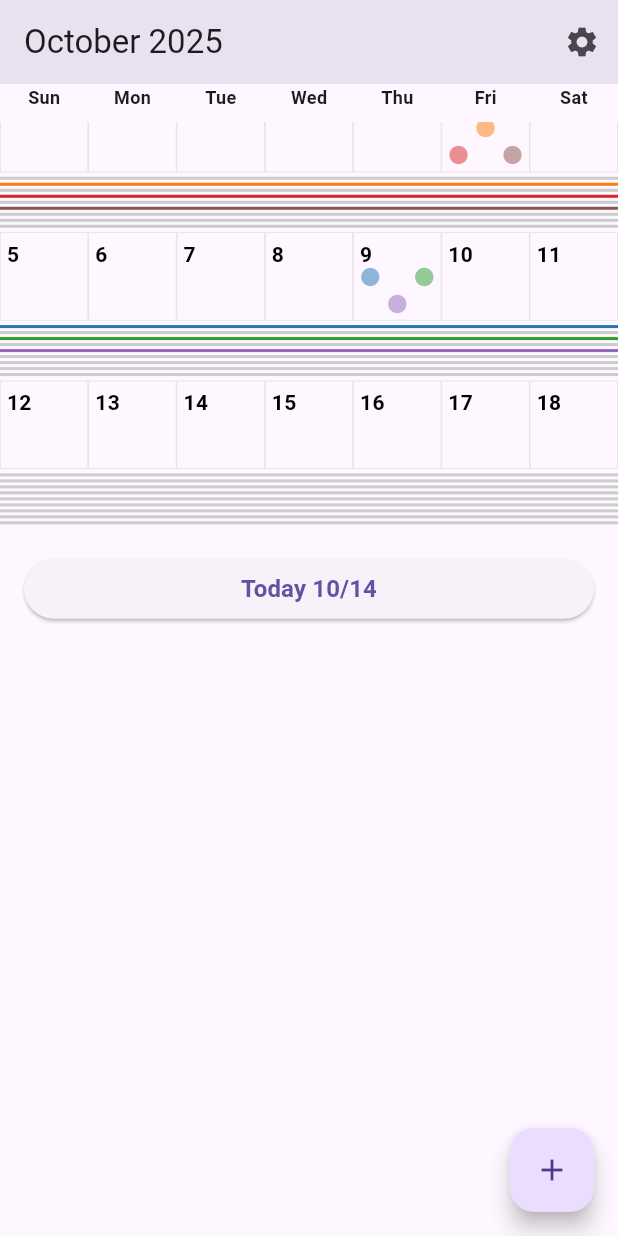
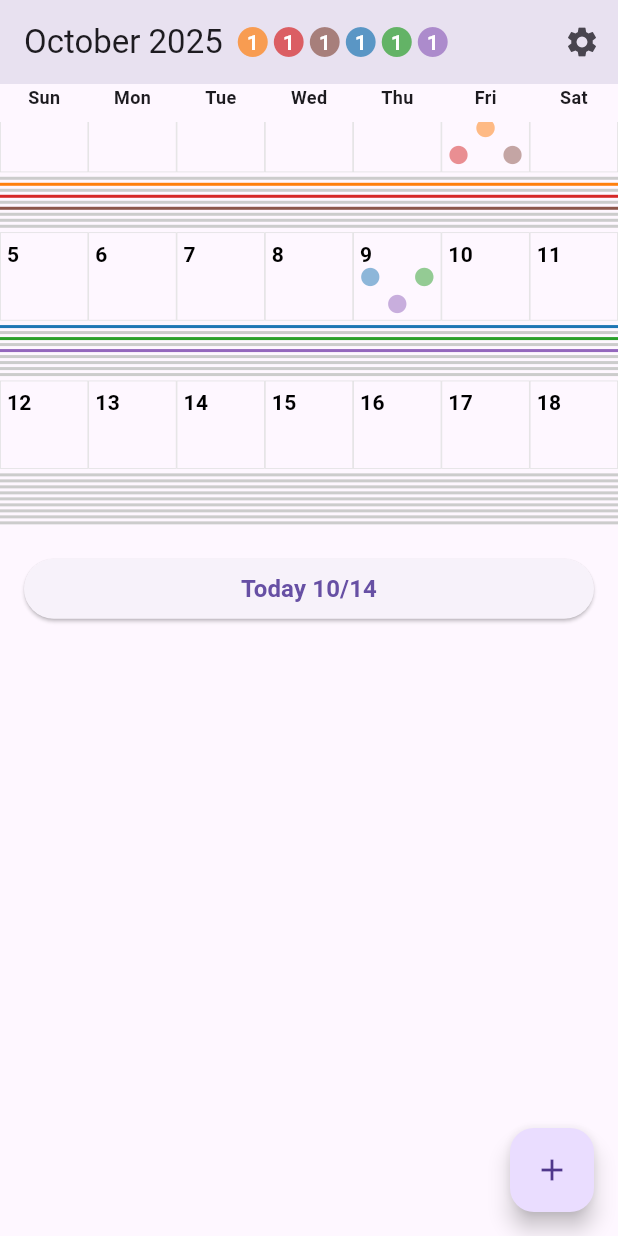
Before and after one commit to Sugisaki/keizoku, a Flutter app: the screen it shows after launch, on a phone screen of 412 x 824 dp. Run offline on Flutter 3.47's test engine with Material 3 defaults, Android fonts, the phone set to English and light mode, and no system bars; our stand-ins replace shared_preferences.

Commit message:
タイトル年月の後ろに項目アイコンと項目数

```diff
--- a/lib/main.dart
+++ b/lib/main.dart
@@ -126,6 +126,25 @@ class _MyHomePageState extends State<MyHomePage> {
     );
   }
 
+  Map<CalendarItem, int> _getMonthlyRecordSummary(DateTime month, CalendarProvider provider) {
+    final Map<CalendarItem, int> monthlySummary = {};
+    final startOfMonth = DateTime(month.year, month.month, 1);
+    final endOfMonth = DateTime(month.year, month.month + 1, 0);
+
+    for (var date = startOfMonth; date.isBefore(endOfMonth.add(const Duration(days: 1))); date = date.add(const Duration(days: 1))) {
+      final recordIdsForDay = provider.records.getRecordsForDay(date);
+      for (final recordId in recordIdsForDay) {
+        try {
+          final item = provider.items.firstWhere((item) => item.id == recordId);
+          monthlySummary[item] = (monthlySummary[item] ?? 0) + 1;
+        } catch (e) {
+          // Item not found, skip
+        }
+      }
+    }
+    return monthlySummary;
+  }
+
   @override
   Widget build(BuildContext context) {
     final provider = context.watch<CalendarProvider>();
@@ -186,7 +205,37 @@ class _MyHomePageState extends State<MyHomePage> {
 
     return Scaffold(
       appBar: AppBar(
-        title: Text(_displayMonth == null ? '' : DateFormat.yMMMM(Localizations.localeOf(context).toString()).format(_displayMonth!)),
+        title: Row(
+          children: [
+            Text(_displayMonth == null ? '' : DateFormat.yMMMM(Localizations.localeOf(context).toString()).format(_displayMonth!)),
+            const SizedBox(width: 8),
+            if (_displayMonth != null) ..._getMonthlyRecordSummary(_displayMonth!, provider).entries.where((entry) => entry.key.isEnabled).map((entry) {
+              final item = entry.key;
+              final count = entry.value;
+              return Stack(
+                alignment: Alignment.center,
+                children: [
+                  Opacity(
+                    opacity: 0.7, // 半透明
+                    child: Icon(
+                      item.getEffectiveIcon(),
+                      color: item.getEffectiveColor(provider.settings),
+                      size: 24, // アイコンサイズを調整
+                    ),
+                  ),
+                  Text(
+                    count.toString(),
+                    style: const TextStyle(
+                      color: Color(0xFFFFFFFF),
+                      fontWeight: FontWeight.bold,
+                      fontSize: 14, // フォントサイズを調整
+                    ),
+                  ),
+                ],
+              );
+            }).toList(),
+          ],
+        ),
         actions: [
           IconButton(
             icon: const Icon(Icons.settings),
@@ -208,7 +257,6 @@ class _MyHomePageState extends State<MyHomePage> {
   }
 }
 
-// （AddRecordDialogの実装は変更なし）
 class AddRecordDialog extends StatefulWidget {
   const AddRecordDialog({super.key});
 
```
